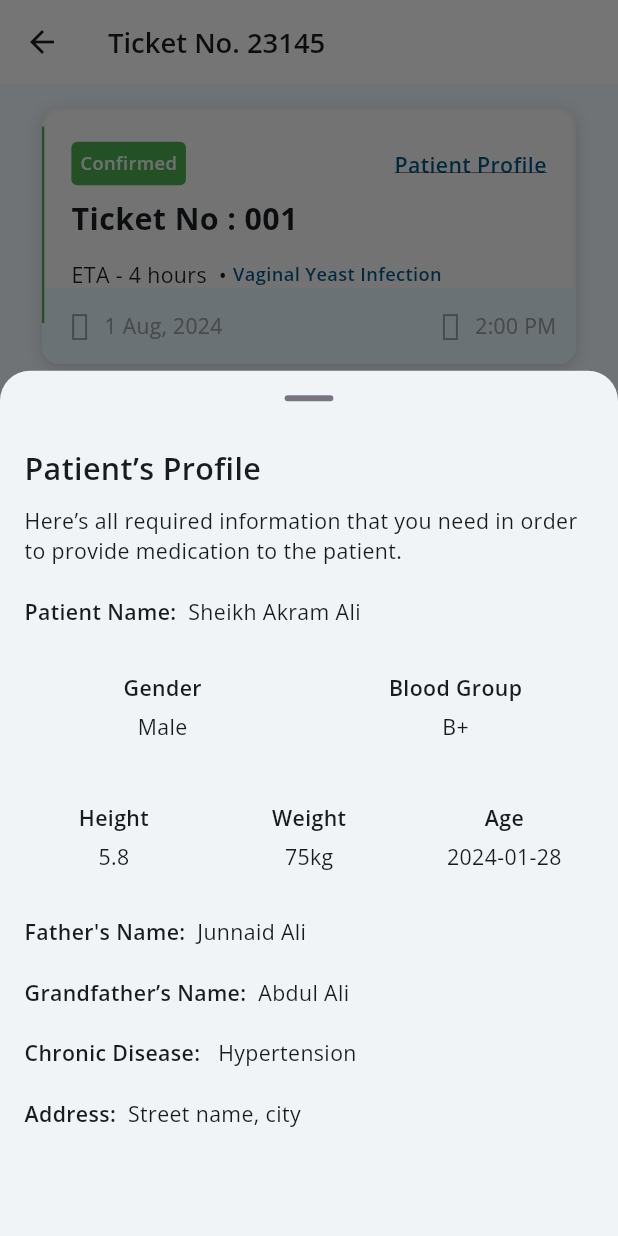
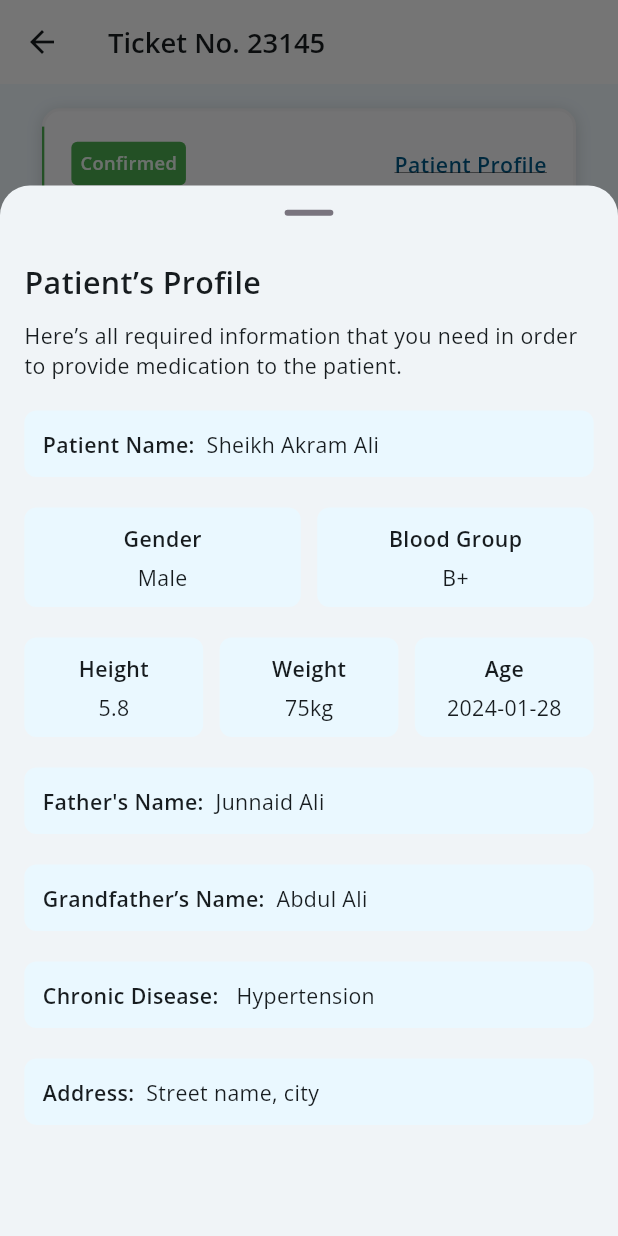
Before and after one commit to Flutter-your-way/telemedicine-hub-doctor, a Flutter app: the TicketDetailsScreen screen opened directly, after a tap on "Patient Profile", on a phone screen of 412 x 824 dp. Run offline on Flutter 3.47's test engine with Material 3 defaults, Android fonts, the phone set to English and light mode, and no system bars; our stand-ins replace device_preview, firebase_core, flutter_screenutil, fluttertoast, google_fonts, iconsax and 1 more; missing offline and left inert: svg_flutter; accounts and stored records are empty; generated files the repository leaves out were written again.

Commit message:
UI/UX fixed

```diff
--- a/lib/features/appointment/appointment_screen.dart
+++ b/lib/features/appointment/appointment_screen.dart
@@ -34,6 +34,7 @@ class _AppointmentScreenState extends State<AppointmentScreen>
               child: CustomScrollView(
                 slivers: [
                   SliverAppBar(
+                    backgroundColor: Colors.transparent,
                     snap: true,
                     expandedHeight: 0.0,
                     floating: true,
--- a/lib/features/home/screens/ticket_details.dart
+++ b/lib/features/home/screens/ticket_details.dart
@@ -225,7 +225,7 @@ class _TicketDetailsScreenState extends State<TicketDetailsScreen> {
             SizedBox(height: 16.h),
             Container(
               decoration: BoxDecoration(
-                color: const Color(0xFFF1FAFF),
+                color: AppColors.bluishWhite,
                 borderRadius: BorderRadius.circular(8.h),
               ),
               child: Padding(
@@ -256,7 +256,7 @@ class _TicketDetailsScreenState extends State<TicketDetailsScreen> {
             SizedBox(height: 16.h),
             Container(
               decoration: BoxDecoration(
-                color: const Color(0xFFF1FAFF),
+                color: AppColors.bluishWhite,
                 borderRadius: BorderRadius.circular(8.h),
               ),
               child: Padding(
@@ -287,7 +287,7 @@ class _TicketDetailsScreenState extends State<TicketDetailsScreen> {
             SizedBox(height: 16.h),
             Container(
               decoration: BoxDecoration(
-                color: const Color(0xFFF1FAFF),
+                color: AppColors.bluishWhite,
                 borderRadius: BorderRadius.circular(8.h),
               ),
               child: Padding(
@@ -565,12 +565,12 @@ void _buildPatientProfile(BuildContext context) {
     ),
     builder: (BuildContext context) {
       return DraggableScrollableSheet(
-        initialChildSize: 0.7,
-        minChildSize: 0.7,
+        initialChildSize: 0.85,
+        minChildSize: 0.85,
         maxChildSize: 0.95,
         expand: false,
         snap: true,
-        snapSizes: const [0.7, 0.95],
+        snapSizes: const [0.85, 0.95],
         builder: (BuildContext context, ScrollController scrollController) {
           return StatefulBuilder(
             builder: (BuildContext context, StateSetter setState) {
@@ -665,7 +665,14 @@ void _buildPatientProfile(BuildContext context) {
 }
 
 Widget infoRow({required String key, required String value}) {
-  return Row(children: [
+  return Container(
+    // height: 42.h,
+    padding: EdgeInsets.all(12.h),
+    decoration: BoxDecoration(
+      borderRadius: BorderRadius.circular(8.h),
+      color: AppColors.bluishWhite,
+    ),
+    child: Row(children: [
       Text(
         key,
         style: GoogleFonts.openSans(
@@ -677,12 +684,17 @@ Widget infoRow({required String key, required String value}) {
             fontSize: 14.sp,
             textStyle: const TextStyle(fontWeight: FontWeight.w400)),
       ),
-  ]);
+    ]),
+  );
 }
 
 Widget infoBox({required String key, required String value}) {
   return Expanded(
-    child: SizedBox(
+    child: Container(
+      decoration: BoxDecoration(
+        borderRadius: BorderRadius.circular(8.h),
+        color: AppColors.bluishWhite,
+      ),
       child: Padding(
         padding: EdgeInsets.symmetric(vertical: 10.h),
         child: Column(
--- a/lib/features/profile/screens/change_language_screen.dart
+++ b/lib/features/profile/screens/change_language_screen.dart
@@ -45,8 +45,11 @@ class _ChangeLanguageScreenState extends State<ChangeLanguageScreen> {
                     String data = languageList[index];
                     bool isSelected = index ==
                         selectedIndex; // Check if this item is selected
-                    return ListTile(
+                    return Padding(
+                      padding: EdgeInsets.only(bottom: 20.h),
+                      child: ListTile(
                         dense: true,
+                        tileColor: Colors.white,
                         contentPadding: const EdgeInsets.all(16),
                         onTap: () {
                           setState(() {
@@ -87,6 +90,7 @@ class _ChangeLanguageScreenState extends State<ChangeLanguageScreen> {
                             ),
                           ),
                         ),
+                      ),
                     );
                   },
                 ),
--- a/lib/features/profile/screens/notification_setting_screen.dart
+++ b/lib/features/profile/screens/notification_setting_screen.dart
@@ -72,7 +72,9 @@ Widget _buildSwitchView(
     required bool switchValue,
     required Function(bool) onPress}) {
   return Container(
+    height: 88.h,
     decoration: BoxDecoration(
+      color: Colors.white,
       borderRadius: BorderRadius.circular(12.h),
     ),
     child: Padding(
--- a/pubspec.yaml
+++ b/pubspec.yaml
@@ -39,7 +39,6 @@ dependencies:
   flutter_screenutil: ^5.9.3
   svg_flutter: ^0.0.1
   device_preview: ^1.2.0
-  intl: any
   iconsax: ^0.0.8
   # flutter_gen: ^5.6.0
   flutter_localized_locales: ^2.0.5
```
Also changed, not shown: lib/features/home/screens/home_screen.dart (+24 -6 lines), lib/features/home/screens/notification_screen.dart (+5 -2 lines), lib/features/home/screens/ticket_view_screen.dart (+17 -6 lines), lib/features/profile/profile_screen.dart (+7 -1 lines), lib/features/profile/screens/help_support_screen.dart (+7 -1 lines), pubspec.lock, 3 other files. Lines whose indentation alone changed are shown as unchanged.
